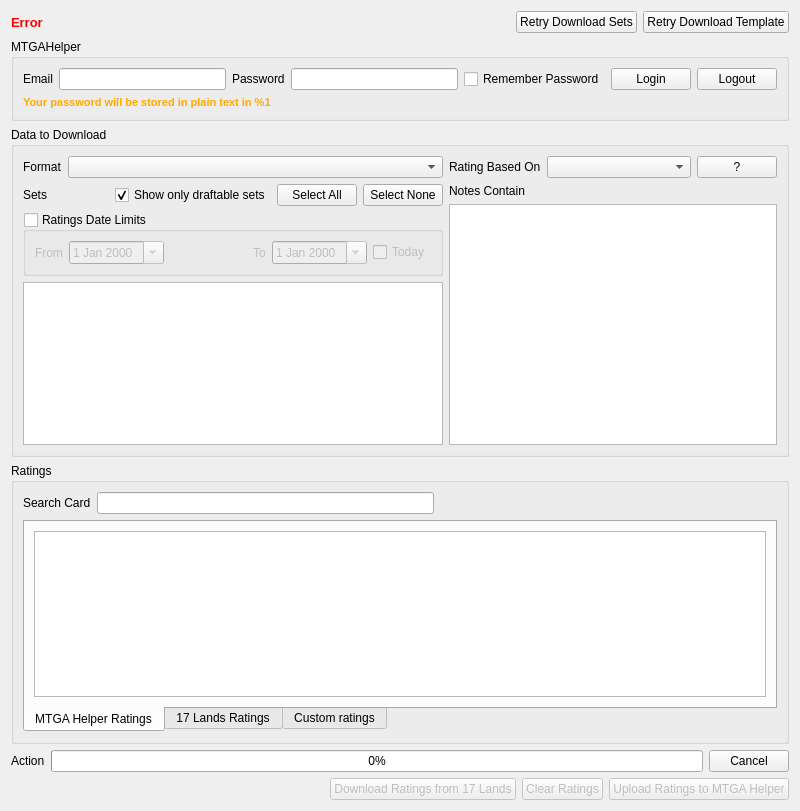
Above: src/centralwidget.ui from VSRonin/17Helper before the change. Below: the same form after it.
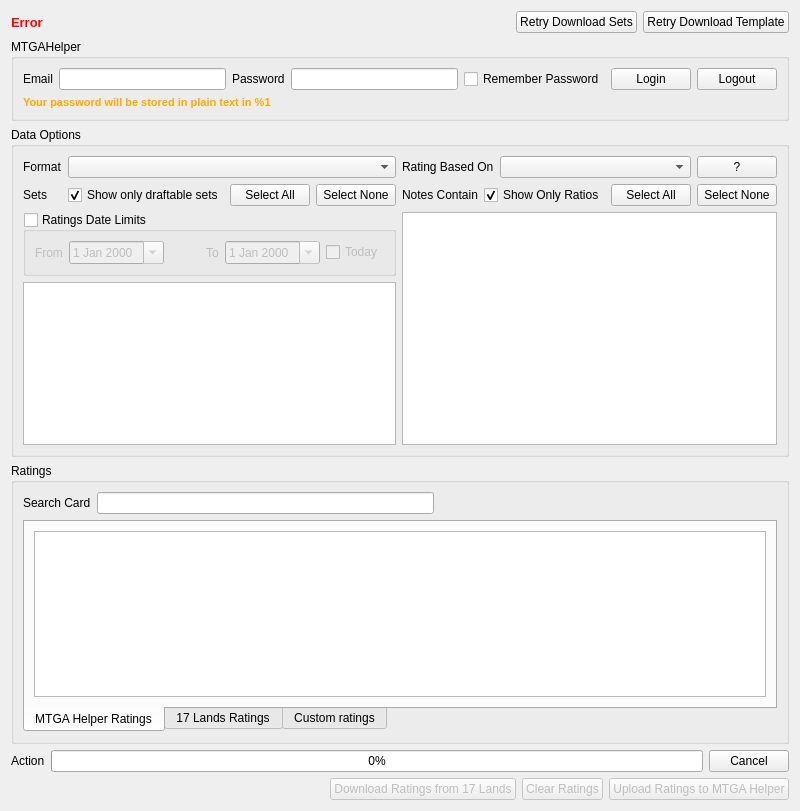
That is the form after the change.

Commit message: Added filter for relevant 17L metrics

The edit to the form file:
```diff
--- a/src/centralwidget.ui
+++ b/src/centralwidget.ui
@@ -200,9 +200,9 @@
    <item>
     <widget class="QGroupBox" name="setsGroup">
      <property name="title">
-      <string>Data to Download</string>
+      <string>Data Options</string>
      </property>
-     <layout class="QHBoxLayout" name="horizontalLayout_9">
+     <layout class="QHBoxLayout" name="horizontalLayout_10">
       <item>
        <layout class="QVBoxLayout" name="verticalLayout">
         <item>
@@ -376,11 +376,52 @@
          </layout>
         </item>
         <item>
-         <widget class="QLabel" name="label_5">
-          <property name="text">
-           <string>Notes Contain</string>
-          </property>
-         </widget>
+         <layout class="QHBoxLayout" name="horizontalLayout_9">
+          <item>
+           <widget class="QLabel" name="label_5">
+            <property name="text">
+             <string>Notes Contain</string>
+            </property>
+           </widget>
+          </item>
+          <item>
+           <spacer name="horizontalSpacer_5">
+            <property name="orientation">
+             <enum>Qt::Horizontal</enum>
+            </property>
+            <property name="sizeHint" stdset="0">
+             <size>
+              <width>40</width>
+              <height>20</height>
+             </size>
+            </property>
+           </spacer>
+          </item>
+          <item>
+           <widget class="QCheckBox" name="onlyRatiosCheck">
+            <property name="text">
+             <string>Show Only Ratios</string>
+            </property>
+            <property name="checked">
+             <bool>true</bool>
+            </property>
+           </widget>
+          </item>
+          <item>
+           <widget class="QPushButton" name="allMetricsButton">
+            <property name="text">
+             <string>Select All</string>
+            </property>
+           </widget>
+          </item>
+          <item>
+           <widget class="QPushButton" name="noMetricsButton">
+            <property name="text">
+             <string>Select None</string>
+            </property>
+           </widget>
+          </item>
+         </layout>
         </item>
         <item>
          <widget class="QListView" name="notesView"/>
```
The commit also changes 10 other files.
